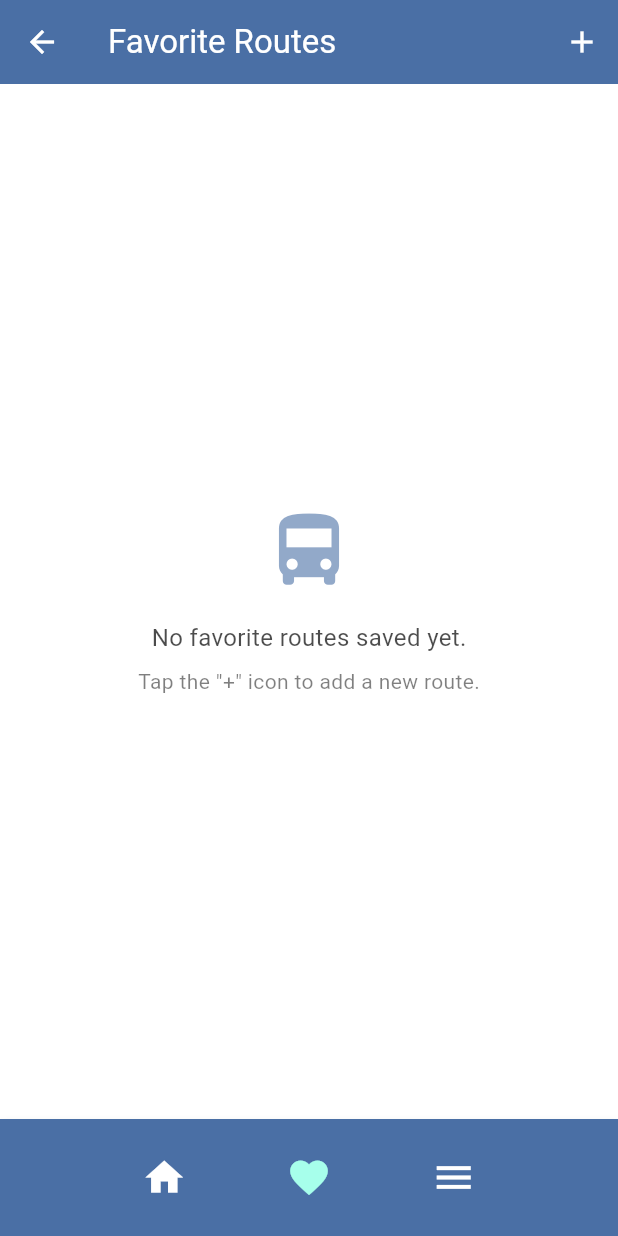
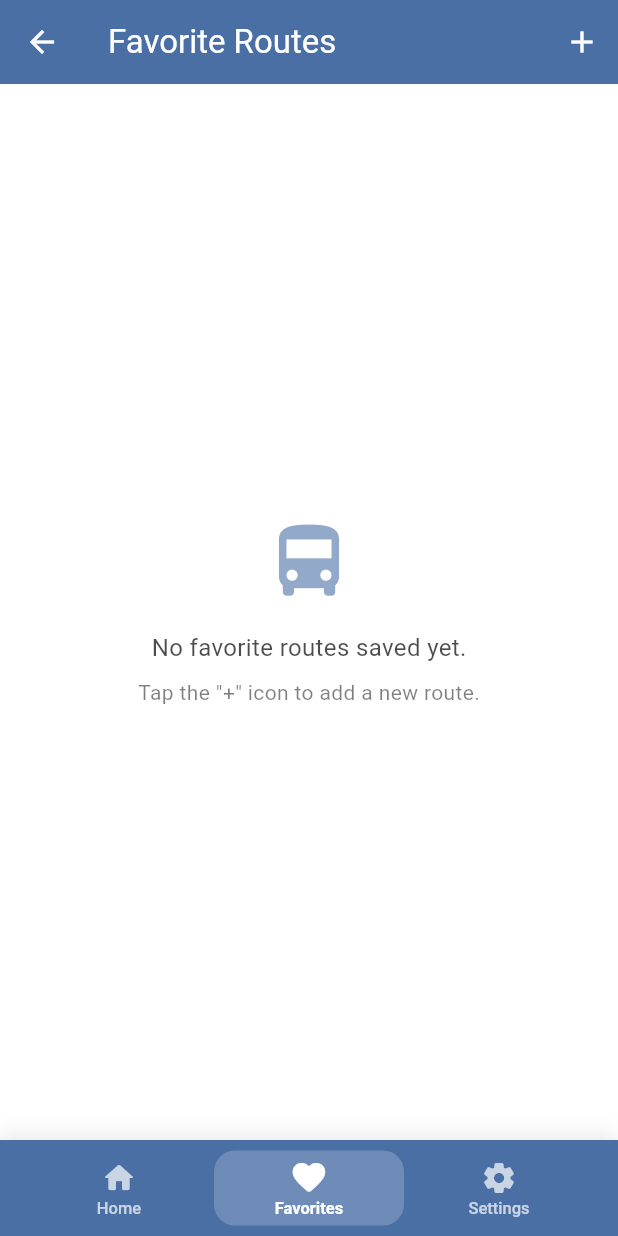
Before and after one commit to charissejamien/ZapacV2, a Flutter app: the FavoriteRoutesPage screen opened directly, on a phone screen of 412 x 824 dp. Run offline on Flutter 3.47's test engine with Material 3 defaults, Android fonts, the phone set to English and light mode, and no system bars; our stand-ins replace cloud_firestore, firebase_auth, firebase_core, geolocator, google_fonts, google_maps_flutter and 3 more; missing offline and left inert: flutter_polyline_points; accounts and stored records are empty.

Commit message:
navbar optimization

```diff
--- a/lib/core/widgets/bottomNavBar.dart
+++ b/lib/core/widgets/bottomNavBar.dart
@@ -17,30 +17,82 @@ class BottomNavBar extends StatefulWidget {
   State<BottomNavBar> createState() => _BottomNavBarState();
 }
 
-class _BottomNavBarState extends State<BottomNavBar> {
+class _BottomNavBarState extends State<BottomNavBar> with SingleTickerProviderStateMixin {
+  late AnimationController _animationController;
+  int _previousIndex = 0;
+
+  @override
+  void initState() {
+    super.initState();
+    _animationController = AnimationController(
+      duration: const Duration(milliseconds: 200),
+      vsync: this,
+    );
+    _previousIndex = widget.selectedIndex;
+  }
+
+  @override
+  void didUpdateWidget(BottomNavBar oldWidget) {
+    super.didUpdateWidget(oldWidget);
+    if (oldWidget.selectedIndex != widget.selectedIndex) {
+      _animationController.forward().then((_) => _animationController.reverse());
+      _previousIndex = widget.selectedIndex;
+    }
+  }
+
+  @override
+  void dispose() {
+    _animationController.dispose();
+    super.dispose();
+  }
+
   @override
   Widget build(BuildContext context) {
-    // Determine colors based on the current theme brightness
     final isDarkMode = Theme.of(context).brightness == Brightness.dark;
 
-    // Define colors for both modes or use Theme.of(context) directly
-    final Color navBarColor = isDarkMode ? Colors.grey[900]! : const Color(0xFF4A6FA5);
-    final Color iconColor = isDarkMode ? Colors.white70 : Colors.white;
-    final Color selectedIconColor = isDarkMode ? Colors.tealAccent[100]! : Colors.tealAccent[100]!;
-
+    // Blue color scheme
+    final Color navBarColor = isDarkMode
+        ? const Color(0xFF1A2332)
+        : const Color(0xFF4A6FA5);
+    final Color iconColor = isDarkMode
+        ? Colors.blue[200]!.withOpacity(0.6)
+        : Colors.white.withOpacity(0.7);
+    final Color selectedIconColor = isDarkMode
+        ? Colors.lightBlueAccent
+        : Colors.white;
+    final Color indicatorColor = isDarkMode
+        ? Colors.lightBlueAccent.withOpacity(0.2)
+        : Colors.white.withOpacity(0.2);
 
     return Container(
-      height: 78,
-      width: double.infinity,
-      padding: const EdgeInsets.symmetric(horizontal: 28),
       decoration: BoxDecoration(
-        color: navBarColor, // Use theme-dependent color
-        boxShadow: [BoxShadow(blurRadius: 4, offset: Offset(0, 4), color: isDarkMode ? Colors.black54 : Colors.black26)],
+        color: navBarColor,
+        boxShadow: [
+          BoxShadow(
+            blurRadius: 12,
+            offset: const Offset(0, -2),
+            color: isDarkMode ? Colors.black45 : Colors.black.withOpacity(0.1),
           ),
+        ],
+      ),
+      child: SafeArea(
+        top: false,
+        child: SizedBox(
+          height: 64,
+          child: Padding(
+            padding: const EdgeInsets.symmetric(horizontal: 16, vertical: 6),
             child: Row(
-        mainAxisAlignment: MainAxisAlignment.spaceEvenly,
+              mainAxisAlignment: MainAxisAlignment.spaceAround,
               children: [
-          GestureDetector(
+                _buildNavItem(
+                  context: context,
+                  icon: Icons.home_rounded,
+                  label: 'Home',
+                  index: 0,
+                  isSelected: widget.selectedIndex == 0,
+                  iconColor: iconColor,
+                  selectedColor: selectedIconColor,
+                  indicatorColor: indicatorColor,
                   onTap: () {
                     widget.onItemTapped(0);
                     if (ModalRoute.of(context)?.settings.name != '/') {
@@ -50,15 +102,16 @@ class _BottomNavBarState extends State<BottomNavBar> {
                       );
                     }
                   },
-            child: Icon(
-              Icons.home,
-              size: 30,
-              color: widget.selectedIndex == 0
-                  ? selectedIconColor
-                  : iconColor,
                 ),
-          ),
-          GestureDetector(
+                _buildNavItem(
+                  context: context,
+                  icon: Icons.favorite_rounded,
+                  label: 'Favorites',
+                  index: 1,
+                  isSelected: widget.selectedIndex == 1,
+                  iconColor: iconColor,
+                  selectedColor: selectedIconColor,
+                  indicatorColor: indicatorColor,
                   onTap: () {
                     widget.onItemTapped(1);
                     Navigator.push(
@@ -66,32 +119,88 @@ class _BottomNavBarState extends State<BottomNavBar> {
                       MaterialPageRoute(builder: (context) => const FavoriteRoutesPage()),
                     );
                   },
-            child: Icon(
-              Icons.favorite,
-              size: 30,
-              color: widget.selectedIndex == 1
-                  ? selectedIconColor
-                  : iconColor,
                 ),
-          ),
-          GestureDetector(
-            onTap: (){
+                _buildNavItem(
+                  context: context,
+                  icon: Icons.settings_rounded,
+                  label: 'Settings',
+                  index: 2,
+                  isSelected: widget.selectedIndex == 2,
+                  iconColor: iconColor,
+                  selectedColor: selectedIconColor,
+                  indicatorColor: indicatorColor,
+                  onTap: () {
                     widget.onItemTapped(2);
                     Navigator.push(
                       context,
                       MaterialPageRoute(builder: (context) => const SettingsPage()),
                     );
                   },
+                ),
+              ],
+            ),
+          ),
+        ),
+      ),
+    );
+  }
+
+  Widget _buildNavItem({
+    required BuildContext context,
+    required IconData icon,
+    required String label,
+    required int index,
+    required bool isSelected,
+    required Color iconColor,
+    required Color selectedColor,
+    required Color indicatorColor,
+    required VoidCallback onTap,
+  }) {
+    return Expanded(
+      child: GestureDetector(
+        onTap: onTap,
+        behavior: HitTestBehavior.opaque,
+        child: AnimatedContainer(
+          duration: const Duration(milliseconds: 250),
+          curve: Curves.easeInOut,
+          padding: const EdgeInsets.symmetric(vertical: 6, horizontal: 8),
+          decoration: BoxDecoration(
+            color: isSelected ? indicatorColor : Colors.transparent,
+            borderRadius: BorderRadius.circular(14),
+          ),
+          child: Column(
+            mainAxisSize: MainAxisSize.min,
+            mainAxisAlignment: MainAxisAlignment.center,
+            children: [
+              AnimatedScale(
+                scale: isSelected ? 1.08 : 1.0,
+                duration: const Duration(milliseconds: 250),
+                curve: Curves.easeInOut,
                 child: Icon(
-              Icons.menu,
-              size: 30,
-              color: widget.selectedIndex == 2
-                  ? selectedIconColor
-                  : iconColor,
+                  icon,
+                  size: 24,
+                  color: isSelected ? selectedColor : iconColor,
+                ),
+              ),
+              const SizedBox(height: 2),
+              AnimatedDefaultTextStyle(
+                duration: const Duration(milliseconds: 250),
+                style: TextStyle(
+                  fontSize: 11,
+                  fontWeight: isSelected ? FontWeight.w600 : FontWeight.w500,
+                  color: isSelected ? selectedColor : iconColor,
+                  height: 1.1,
+                ),
+                child: Text(
+                  label,
+                  maxLines: 1,
+                  overflow: TextOverflow.ellipsis,
                 ),
               ),
             ],
           ),
+        ),
+      ),
     );
   }
 }
```
Also changed, not shown: pubspec.lock. Lines whose indentation alone changed are shown as unchanged.
